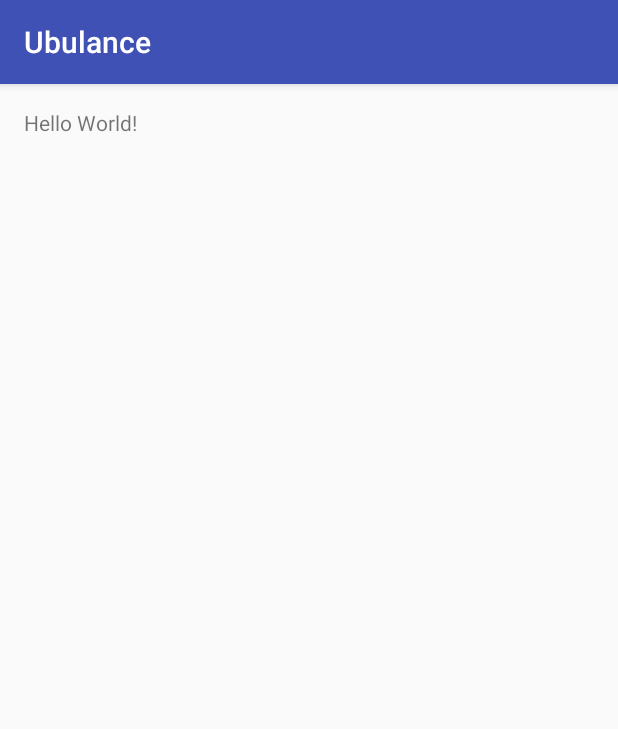
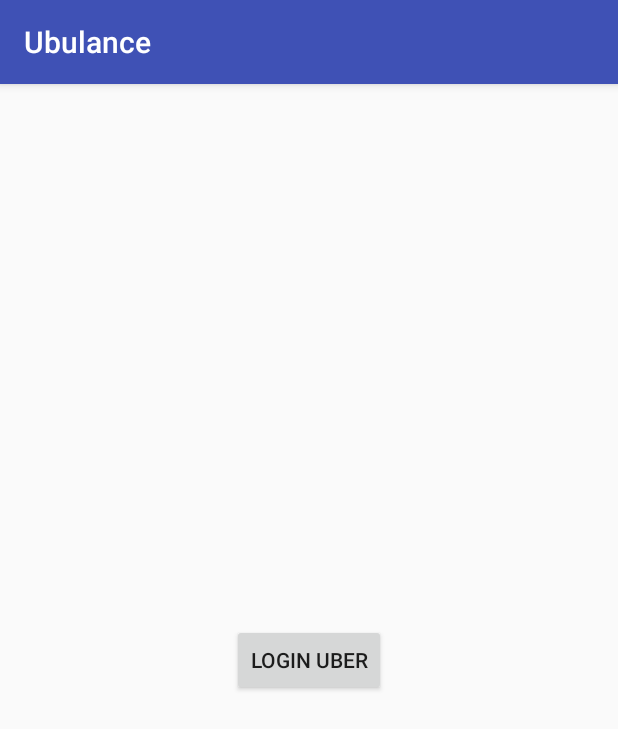
Before and after one commit to pravinkandala/Ubulance, an Android app: the screen it shows after launch (MainActivity), on a phone screen of 412 x 824 dp. Shown: the top 729 px of the screen. Run offline under Robolectric (Android 15) with nearby library versions, the phone set to English and light mode, and no system bars; our stand-ins replace ButterKnife.

Commit message:
added login page

```diff
--- a/app/src/main/AndroidManifest.xml
+++ b/app/src/main/AndroidManifest.xml
@@ -1,6 +1,9 @@
 <?xml version="1.0" encoding="utf-8"?>
 <manifest xmlns:android="http://schemas.android.com/apk/res/android"
     package="com.pk.ubulance">
+
+    <uses-permission android:name="android.permission.INTERNET" />
+
 
     <application
         android:allowBackup="true"
@@ -15,6 +18,7 @@
                 <category android:name="android.intent.category.LAUNCHER" />
             </intent-filter>
         </activity>
+        <activity android:name=".LoginAuth"></activity>
     </application>
 
 </manifest>
--- a/app/src/main/res/layout/activity_main.xml
+++ b/app/src/main/res/layout/activity_main.xml
@@ -10,8 +10,11 @@
     android:paddingTop="@dimen/activity_vertical_margin"
     tools:context="com.pk.ubulance.MainActivity">
 
-    <TextView
+    <Button
         android:layout_width="wrap_content"
         android:layout_height="wrap_content"
-        android:text="Hello World!" />
+        android:layout_centerHorizontal="true"
+        android:layout_centerVertical="true"
+        android:text="Login Uber"
+        android:id="@+id/uberLoginBtn"/>
 </RelativeLayout>
```
Also changed, not shown: app/src/main/java/com/pk/ubulance/LoginAuth.java (added, +57 -0 lines), app/src/main/java/com/pk/ubulance/MainActivity.java (+14 -1 lines), app/src/main/res/layout/activity_login_auth.xml (added, +14 -0 lines).
